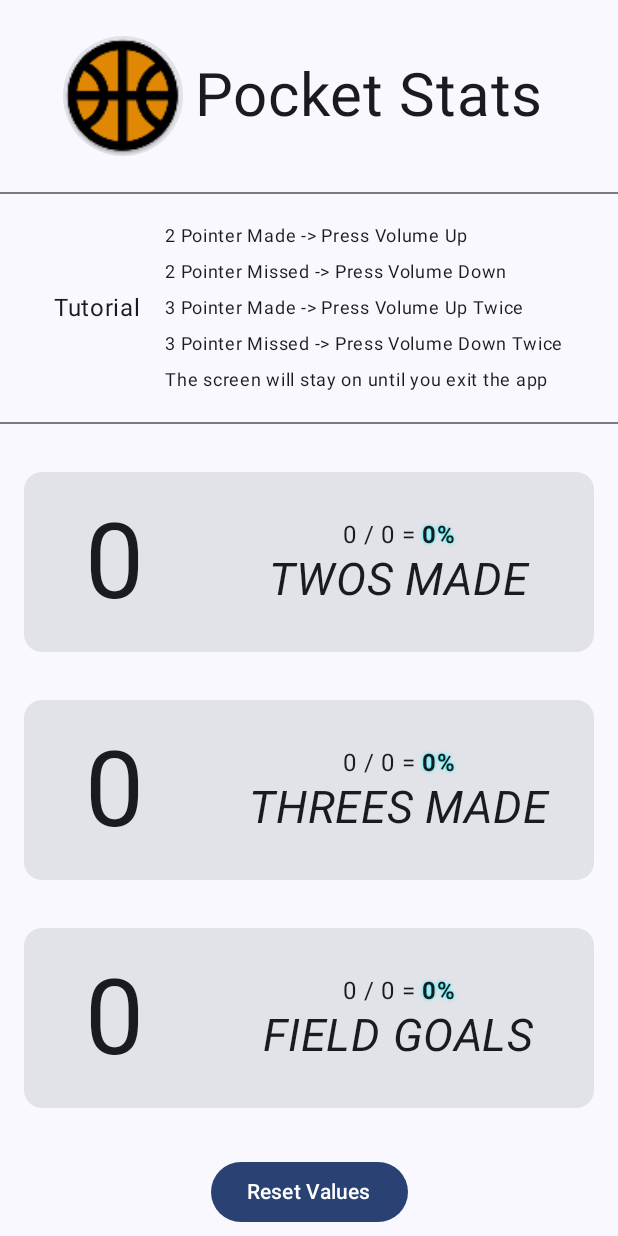
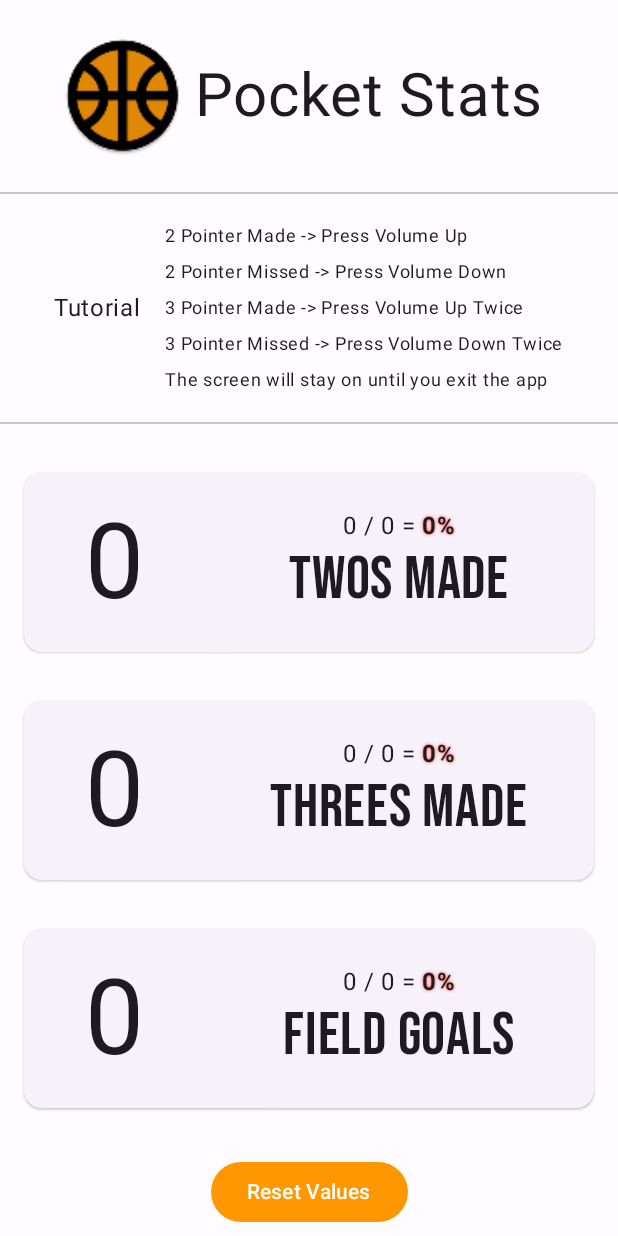
Before and after one commit to granttheyeti/PocketStats, an Android app built with Jetpack Compose: the screen it shows after launch (FullscreenActivity), on a phone screen of 412 x 824 dp. Run offline under Robolectric (Android 15) with nearby library versions, the phone set to English and light mode, and no system bars; our stand-ins replace livedata-compose.

Commit message:
modify color font padding and elevation

```diff
--- a/app/src/main/java/app/pocketstats/MyApp.kt
+++ b/app/src/main/java/app/pocketstats/MyApp.kt
@@ -19,7 +19,8 @@ import androidx.compose.ui.graphics.drawscope.Stroke
 import androidx.compose.ui.res.painterResource
 import androidx.compose.ui.text.SpanStyle
 import androidx.compose.ui.text.buildAnnotatedString
-import androidx.compose.ui.text.font.FontStyle
+import androidx.compose.ui.text.font.Font
+import androidx.compose.ui.text.font.FontFamily
 import androidx.compose.ui.text.font.FontWeight
 import androidx.compose.ui.text.style.TextAlign
 import androidx.compose.ui.text.withStyle
@@ -29,8 +30,7 @@ import androidx.compose.ui.unit.TextUnit
 import androidx.compose.ui.unit.dp
 import androidx.compose.ui.unit.sp
 import androidx.lifecycle.viewmodel.compose.viewModel
-import app.pocketstats.ui.theme.PocketStatsTheme
-import app.pocketstats.ui.theme.Typography
+import app.pocketstats.ui.theme.*
 import kotlin.math.roundToInt
 
 @Composable
@@ -79,16 +79,11 @@ fun Logo() {
         verticalAlignment = Alignment.CenterVertically, modifier = Modifier
             .padding(horizontal = 16.dp, vertical = 24.dp)
     ) {
-        Card(
+        Image(
+            painter = painterResource(id = R.mipmap.ic_launcher),
+            contentDescription = null,
             modifier = Modifier.size(80.dp),
-            shape = CircleShape,
-        ) {
-            Image(
-                painter = painterResource(id = R.mipmap.ic_launcher),
-                contentDescription = null,
-                modifier = Modifier.fillMaxSize()
-            )
-        }
+        )
         Text("Pocket Stats", fontSize = 40.sp, modifier = Modifier.padding(horizontal = 8.dp))
     }
 }
@@ -112,9 +107,9 @@ fun Tutorial() {
 @Composable
 fun Stats(ups: Int, downs: Int, ups2: Int, downs2: Int) {
     Column(horizontalAlignment = Alignment.Start, modifier = Modifier.fillMaxWidth()) {
-        StatLine(ups, downs, "TWOS MADE")
-        StatLine(ups2, downs2, "THREES MADE")
-        StatLine(ups + ups2, downs + downs2, "FIELD GOALS")
+        StatLine(ups, downs, "Twos made")
+        StatLine(ups2, downs2, "Threes made")
+        StatLine(ups + ups2, downs + downs2, "Field goals")
     }
 }
 
@@ -124,10 +119,10 @@ fun StatLine(success: Int, failure: Int, metric: String) {
     val percent =
         if (success > 0 || failure > 0) success.toDouble().div(success.plus(failure)).times(100)
             .roundToInt() else 0
-    Card(
+    ElevatedCard(
         modifier = Modifier
             .fillMaxWidth()
-            .padding(horizontal = 16.dp)
+            .padding(horizontal = 16.dp),
     ) {
         Row(verticalAlignment = Alignment.CenterVertically) {
             val s = 120.dp
@@ -138,7 +133,7 @@ fun StatLine(success: Int, failure: Int, metric: String) {
             ) {
                 DoughnutChart(
                     values = listOf(success.toFloat(), failure.toFloat()), colors = listOf(
-                        Color.Red, Color.Cyan
+                        ShootingWellColor, ShootingPoorlyColor
                     ), size = s, thickness = 8.dp
                 )
                 AutosizeText(
@@ -169,7 +164,7 @@ fun StatLine(success: Int, failure: Int, metric: String) {
                         }
                     }, fontSize = 16.sp
                 )
-                Text(metric, fontSize = 30.sp, fontStyle = FontStyle.Italic)
+                Text(metric, fontSize = 40.sp, fontFamily = FontFamily(Font(R.font.bebasneue_regular, FontWeight.Normal)))
             }
         }
     }
@@ -178,9 +173,9 @@ fun StatLine(success: Int, failure: Int, metric: String) {
 
 fun getShadow(percent: Int): Color {
     return when {
-        percent < 30 -> Color.Cyan
-        percent < 60 -> Color.Yellow
-        else -> Color.Red
+        percent < 30 -> ShootingPoorlyColor
+        percent < 60 -> ShootingOkColor
+        else -> ShootingWellColor
     }
 }
 
@@ -210,12 +205,10 @@ fun AutosizeText(text: String, targetSize: TextUnit, modifier: Modifier) {
 
 @Composable
 fun DoughnutChart(
-    values: List<Float> = listOf(1f, 1f),
-    colors: List<Color> = listOf(
-        Color.Red, Color.Blue
-    ),
-    size: Dp = 200.dp,
-    thickness: Dp = 36.dp
+    values: List<Float>,
+    colors: List<Color>,
+    size: Dp,
+    thickness: Dp
 ) {
 
     // Sum of all the values
--- a/app/src/main/java/app/pocketstats/ui/theme/Color.kt
+++ b/app/src/main/java/app/pocketstats/ui/theme/Color.kt
@@ -2,10 +2,14 @@ package app.pocketstats.ui.theme
 
 import androidx.compose.ui.graphics.Color
 
-val Purple80 = Color(0xFFD0BCFF)
+val LightBasketballOrange = Color(0xFFFFA827)
 val PurpleGrey80 = Color(0xFFCCC2DC)
 val Pink80 = Color(0xFFEFB8C8)
 
-val Purple40 = Color(0xFF6650a4)
+val BasketballOrange = Color(0xFFFF9800)
 val PurpleGrey40 = Color(0xFF625b71)
 val Pink40 = Color(0xFF7D5260)
+
+val ShootingWellColor = Color(0xFF00C853)
+val ShootingOkColor = Color(0xFFFFEB3B)
+val ShootingPoorlyColor = Color(0xFFF44336)
--- a/app/src/main/java/app/pocketstats/ui/theme/Theme.kt
+++ b/app/src/main/java/app/pocketstats/ui/theme/Theme.kt
@@ -10,38 +10,31 @@ import androidx.compose.material3.dynamicLightColorScheme
 import androidx.compose.material3.lightColorScheme
 import androidx.compose.runtime.Composable
 import androidx.compose.runtime.SideEffect
+import androidx.compose.ui.graphics.Color
 import androidx.compose.ui.graphics.toArgb
 import androidx.compose.ui.platform.LocalContext
 import androidx.compose.ui.platform.LocalView
 import androidx.core.view.ViewCompat
 
 private val DarkColorScheme = darkColorScheme(
-    primary = Purple80,
+    primary = LightBasketballOrange,
     secondary = PurpleGrey80,
     tertiary = Pink80
 )
 
 private val LightColorScheme = lightColorScheme(
-    primary = Purple40,
+    primary = BasketballOrange,
     secondary = PurpleGrey40,
-    tertiary = Pink40
-
-    /* Other default colors to override
+    tertiary = Pink40,
     background = Color(0xFFFFFBFE),
-    surface = Color(0xFFFFFBFE),
-    onPrimary = Color.White,
-    onSecondary = Color.White,
-    onTertiary = Color.White,
-    onBackground = Color(0xFF1C1B1F),
-    onSurface = Color(0xFF1C1B1F),
-    */
+    surface = Color(0xFFE7E7E7),
 )
 
 @Composable
 fun PocketStatsTheme(
     darkTheme: Boolean = isSystemInDarkTheme(),
     // Dynamic color is available on Android 12+
-    dynamicColor: Boolean = true,
+    dynamicColor: Boolean = false,
     content: @Composable () -> Unit
 ) {
     val colorScheme = when {
```
Also changed, not shown: app/src/main/res/font/bebasneue_regular.ttf (added).
